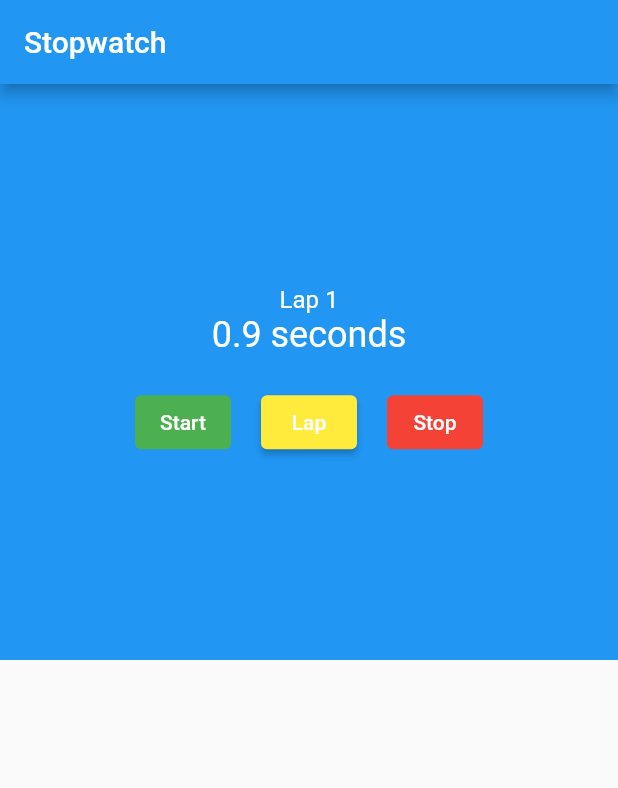
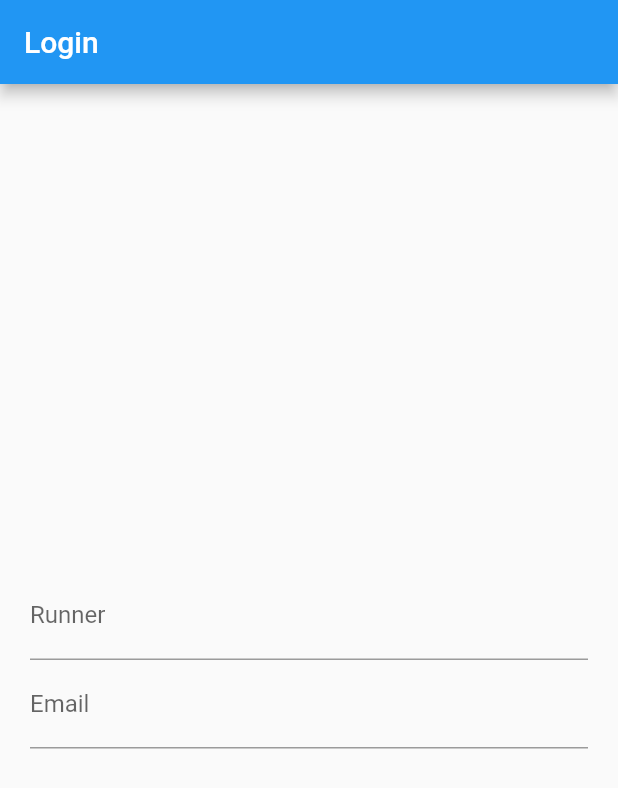
Before and after one commit to deanie77/stopwatch, a Flutter app: the first screen one second after launch, on a phone screen of 412 x 824 dp. Shown: the top 788 px of the screen. Run offline on Flutter 3.47's test engine with Material 2 defaults, Android fonts, the phone set to English and light mode, and no system bars.

Commit message:
added Login form

```diff
--- /dev/null
+++ b/lib/login_screen.dart
@@ -0,0 +1,76 @@
+import 'package:flutter/material.dart';
+
+class LoginScreen extends StatefulWidget {
+  const LoginScreen({Key? key}) : super(key: key);
+
+  @override
+  _LoginScreenState createState() => _LoginScreenState();
+}
+
+class _LoginScreenState extends State<LoginScreen> {
+  final _nameController = TextEditingController();
+  final _emailController = TextEditingController();
+  final _formKey = GlobalKey<FormState>();
+  bool loggedIn = false;
+  late String name;
+
+  @override
+  Widget build(BuildContext context) {
+    return Scaffold(
+      appBar: AppBar(
+        title: const Text('Login'),
+      ),
+      body: Center(
+        child: loggedIn ? _buildSuccess() : _buildLoginForm(),
+      ),
+    );
+  }
+
+  Widget _buildSuccess() {
+    return Column(
+      mainAxisAlignment: MainAxisAlignment.center,
+      children: <Widget>[
+        const Icon(
+          Icons.check,
+          color: Colors.orangeAccent,
+        ),
+        Text('Hi $name'),
+      ],
+    );
+  }
+
+  Widget _buildLoginForm() {
+    return Form(
+      key: _formKey,
+      child: Padding(
+        padding: const EdgeInsets.all(20.0),
+        child: Column(
+          mainAxisAlignment: MainAxisAlignment.center,
+          children: [
+            TextFormField(
+              controller: _nameController,
+              decoration: const InputDecoration(labelText: 'Runner'),
+              validator: (text) =>
+                  text!.isEmpty ? 'Enter the runner\'s name.' : null,
+            ),
+            TextFormField(
+              controller: _emailController,
+              keyboardType: TextInputType.emailAddress,
+              decoration: const InputDecoration(labelText: 'Email'),
+              validator: (text) {
+                if (text!.isEmpty) {
+                  return 'Enter the runner\'s email.';
+                }
+
+                final regex = RegExp('[^@]+@[^.]+..+');
+                if (!regex.hasMatch(text)) {
+                  return 'Enter a valid email';
+                }
+              },
+            ),
+          ],
+        ),
+      ),
+    );
+  }
+}
--- a/lib/main.dart
+++ b/lib/main.dart
@@ -1,4 +1,5 @@
 import 'package:flutter/material.dart';
+import 'package:stopwatch/login_screen.dart';
 import 'package:stopwatch/stopwatch.dart';
 
 void main() {
@@ -12,7 +13,8 @@ class MyApp extends StatelessWidget {
   @override
   Widget build(BuildContext context) {
     return const MaterialApp(
-      home: StopWatch(),
+      debugShowCheckedModeBanner: false,
+      home: LoginScreen(),
     );
   }
 }
```
Also changed, not shown: lib/stopwatch.dart (+22 -7 lines).
